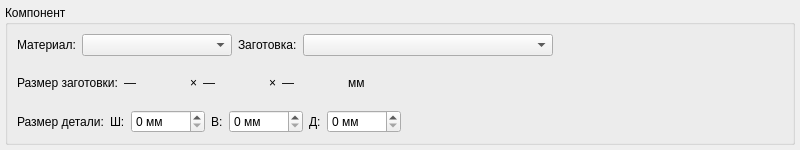
This is src/client/ui/widget_task_create_blank.ui in formemu/aditim-monitor as Qt 5 draws it before an edit. The edited form follows.
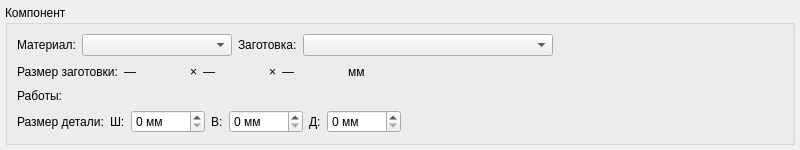
This is the edited form.

```diff
--- a/src/client/ui/widget_task_create_blank.ui
+++ b/src/client/ui/widget_task_create_blank.ui
@@ -167,6 +167,31 @@
         </item>
        </layout>
       </item>
+      <item>
+       <widget class="QWidget" name="widget_work_container" native="true">
+        <layout class="QHBoxLayout" name="horizontalLayout_work">
+         <property name="leftMargin">
+          <number>0</number>
+         </property>
+         <property name="topMargin">
+          <number>0</number>
+         </property>
+         <property name="rightMargin">
+          <number>0</number>
+         </property>
+         <property name="bottomMargin">
+          <number>0</number>
+         </property>
+         <item>
+          <widget class="QLabel" name="label_work">
+           <property name="text">
+            <string>Работы:</string>
+           </property>
+          </widget>
+         </item>
+        </layout>
+       </widget>
+      </item>
       <item>
        <layout class="QHBoxLayout" name="horizontalLayout_product_size">
         <item>
```
